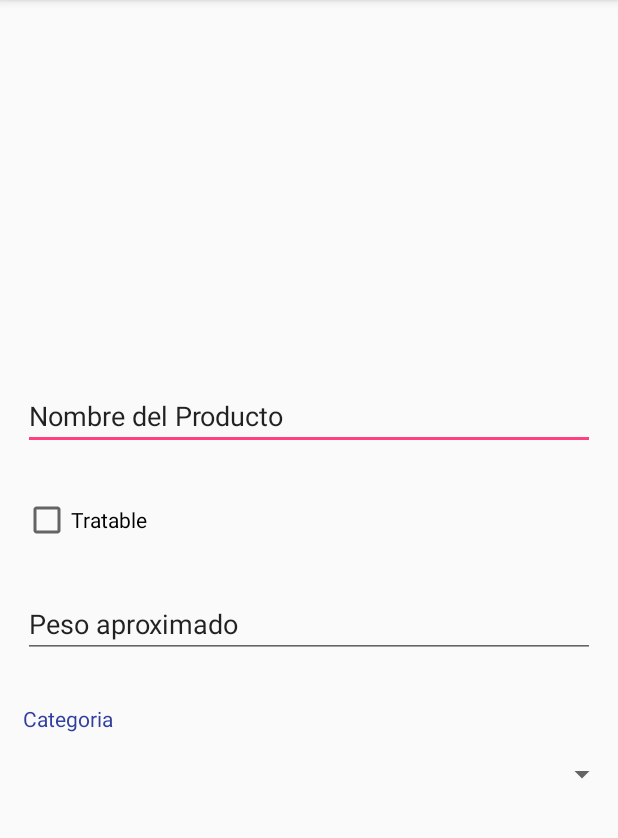
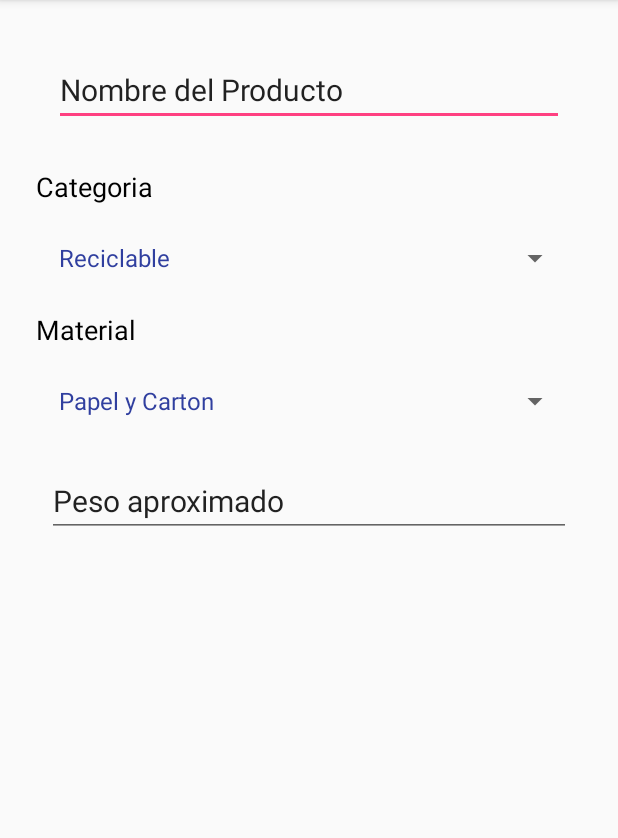
Before and after one commit to ecologiate/ecologiate-app, an Android app: the AltaProductoActivity screen opened directly, with no data from a screen before it, on a phone screen of 412 x 824 dp, the part 84-922 px from its top. Run offline under Robolectric (Android 15) with nearby library versions, the phone set to English and light mode, and no system bars.

Commit message:
Mejore un poco el alta de producto

```diff
--- a/app/src/main/java/com/app/ecologiate/AltaProductoActivity.java
+++ b/app/src/main/java/com/app/ecologiate/AltaProductoActivity.java
@@ -2,12 +2,29 @@ package com.app.ecologiate;
 
 import android.support.v7.app.AppCompatActivity;
 import android.os.Bundle;
+import android.widget.ArrayAdapter;
+import android.widget.ListView;
+import android.widget.Spinner;
 
 public class AltaProductoActivity extends AppCompatActivity {
+
+    Spinner categoria;
+    Spinner material;
 
     @Override
     protected void onCreate(Bundle savedInstanceState) {
         super.onCreate(savedInstanceState);
         setContentView(R.layout.activity_alta_producto);
+
+        categoria = (Spinner) findViewById(R.id.spinnerCategoria);
+        material = (Spinner) findViewById(R.id.spinnerMaterial);
+
+        ArrayAdapter <CharSequence> adapterCategoria = ArrayAdapter.createFromResource(this, R.array.Categoria, android.R.layout.simple_spinner_item);
+        categoria.setAdapter(adapterCategoria);
+
+
+        ArrayAdapter <CharSequence> adapterMaterial = ArrayAdapter.createFromResource(this, R.array.Materiales, android.R.layout.simple_spinner_item);
+        material.setAdapter(adapterMaterial);
+
     }
 }
--- a/app/src/main/res/layout/activity_alta_producto.xml
+++ b/app/src/main/res/layout/activity_alta_producto.xml
@@ -4,29 +4,65 @@
     xmlns:tools="http://schemas.android.com/tools"
     android:layout_width="match_parent"
     android:layout_height="match_parent"
-    android:gravity="center"
+    android:gravity="center_horizontal"
     android:orientation="vertical"
+    android:paddingBottom="@dimen/activity_vertical_margin"
+    android:paddingLeft="@dimen/activity_horizontal_margin"
+    android:paddingRight="@dimen/activity_horizontal_margin"
+    android:paddingTop="@dimen/activity_vertical_margin"
     app:layout_scrollFlags="scroll"
     tools:context="com.app.ecologiate.AltaProductoActivity">
+
+
 
     <AutoCompleteTextView
         android:id="@+id/nombreProducto"
         android:layout_width="match_parent"
         android:layout_height="wrap_content"
         android:layout_gravity="bottom"
+        android:layout_margin="20dp"
         android:gravity="bottom"
         android:hint="@string/prompt_email"
         android:inputType="textEmailAddress"
         android:maxLines="1"
         android:singleLine="true"
         android:text="Nombre del Producto"
+        android:textSize="20sp" />
+
+
+    <TextView
+        android:id="@+id/tvCategoria"
+        android:layout_width="match_parent"
+        android:layout_height="wrap_content"
+        android:layout_margin="8dp"
+        android:elevation="0dp"
+        android:text="Categoria"
+        android:textColor="@android:color/black"
+        android:textSize="18sp" />
+
+    <Spinner
+        android:id="@+id/spinnerCategoria"
+        android:layout_width="match_parent"
+        android:layout_height="wrap_content"
+        android:textColor="@android:color/black"
+        android:scrollbarSize="20dp"
         android:layout_margin="15dp"/>
 
-    <CheckBox
-        android:id="@+id/checkBox2"
+    <TextView
+        android:id="@+id/tvMaterial"
         android:layout_width="match_parent"
         android:layout_height="wrap_content"
-        android:text="Tratable"
+        android:layout_margin="8dp"
+        android:text="Material"
+        android:textColor="@android:color/black"
+        android:textSize="18sp" />
+
+    <Spinner
+        android:id="@+id/spinnerMaterial"
+        android:layout_width="match_parent"
+        android:layout_height="wrap_content"
+        android:textColor="@android:color/black"
+        android:scrollbarSize="20dp"
         android:layout_margin="15dp"/>
 
 
@@ -39,21 +75,9 @@
         android:maxLines="1"
         android:singleLine="true"
         android:text="Peso aproximado"
+        android:textSize="20sp"
         android:layout_margin="15dp"/>
 
 
-    <TextView
-        android:id="@+id/tvCategoria"
-        android:layout_width="match_parent"
-        android:layout_height="wrap_content"
-        android:text="Categoria"
-        android:layout_margin="15dp"/>
-
-    <Spinner
-        android:id="@+id/spinner"
-        android:layout_width="match_parent"
-        android:layout_height="wrap_content"
-        />
-
 
 </LinearLayout>
--- /dev/null
+++ b/app/src/main/res/values/array_Material.xml
@@ -0,0 +1,10 @@
+<?xml version="1.0" encoding="utf-8"?>
+<resources>
+    <string-array name="Materiales">
+        <item> Papel y Carton </item>
+        <item> Vidrio </item>
+        <item> Plastico </item>
+
+    </string-array>
+
+</resources>
```
